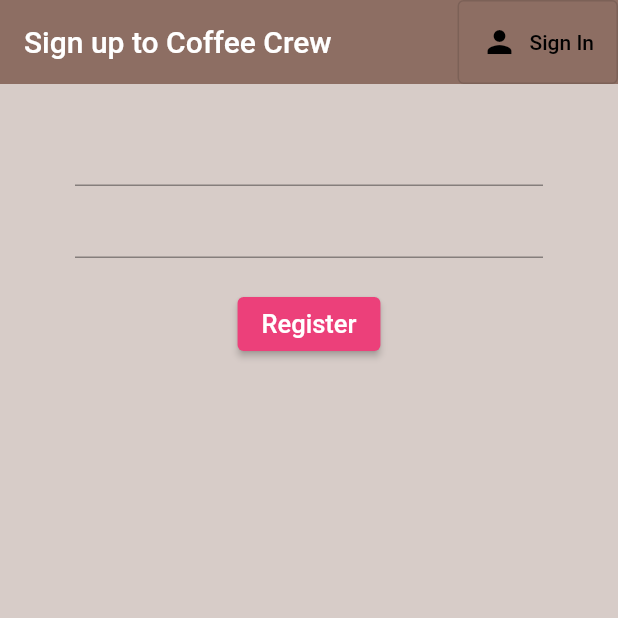
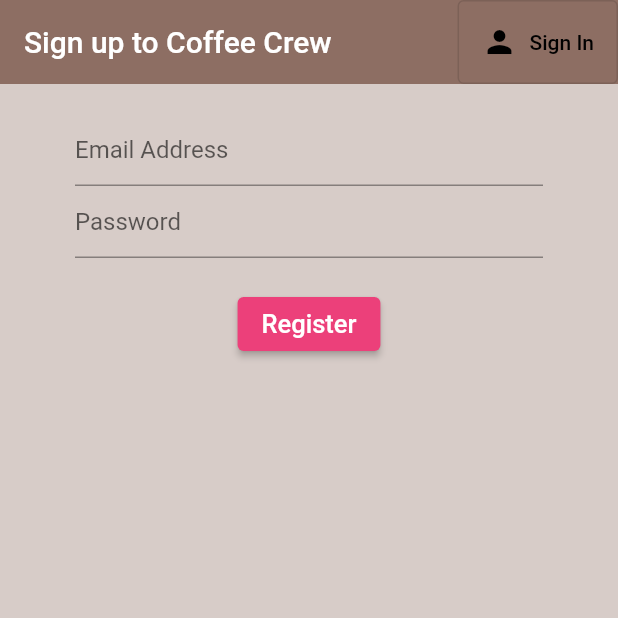
Before and after one commit to dulangakithmini/coffee-tracker, a Flutter app: the screen it shows after launch, after a tap on "Register", on a phone screen of 412 x 824 dp, the top half of it. Run offline on Flutter 3.47's test engine with Material 2 defaults, Android fonts, the phone set to English and light mode, and no system bars; our stand-ins replace firebase_auth, firebase_core; accounts and stored records are empty.

Commit message:
Create a shared file to write common codes and add the code of TextInputDecoration for text fields

```diff
--- a/lib/screens/Authentication/register.dart
+++ b/lib/screens/Authentication/register.dart
@@ -48,6 +48,9 @@ class _RegisterState extends State<Register> {
           child: Column(
             children: [
               TextFormField(
+                decoration: InputDecoration(
+                  hintText: 'Email Address',
+                ),
                 validator: (val) => val.isEmpty ? 'Enter an email' : null,
                 onChanged: (val) {
                   setState(() {
@@ -56,6 +59,9 @@ class _RegisterState extends State<Register> {
                 },
               ),
               TextFormField(
+                decoration: InputDecoration(
+                  hintText: 'Password',
+                ),
                 validator: (val) => val.length < 6
                     ? 'Enter a password with at least 7 characters'
                     : null,
--- a/lib/screens/Authentication/sign_in.dart
+++ b/lib/screens/Authentication/sign_in.dart
@@ -47,6 +47,19 @@ class _SignInState extends State<SignIn> {
           child: Column(
             children: [
               TextFormField(
+                decoration: InputDecoration(
+                  hintText: 'Email Address',
+
+                  /// Background colour of the text field
+                  fillColor: Colors.white,
+                  filled: true,
+                  enabledBorder: OutlineInputBorder(
+                    borderSide: BorderSide(color: Colors.white, width: 2.0),
+                  ),
+                  focusedBorder: OutlineInputBorder(
+                    borderSide: BorderSide(color: Colors.pink, width: 2.0),
+                  ),
+                ),
                 validator: (val) => val.isEmpty ? 'Enter an email' : null,
                 onChanged: (val) {
                   setState(() {
@@ -55,6 +68,17 @@ class _SignInState extends State<SignIn> {
                 },
               ),
               TextFormField(
+                decoration: InputDecoration(
+                  hintText: 'Password',
+                  fillColor: Colors.white,
+                  filled: true,
+                  enabledBorder: OutlineInputBorder(
+                    borderSide: BorderSide(color: Colors.white, width: 2.0),
+                  ),
+                  focusedBorder: OutlineInputBorder(
+                    borderSide: BorderSide(color: Colors.pink, width: 2.0),
+                  ),
+                ),
                 validator: (val) => val.isEmpty ? 'Enter an email' : null,
                 onChanged: (val) {
                   setState(() {
@@ -64,11 +88,12 @@ class _SignInState extends State<SignIn> {
                 obscureText: true,
               ),
               SizedBox(height: 20.0),
-              ElevatedButton(
+              Expanded(
+                child: ElevatedButton(
                   child: Text(
                     'Sign in',
                     style: TextStyle(
-                    fontSize: 17,
+                        // fontSize: 17,
                         ),
                   ),
                   style: ElevatedButton.styleFrom(
@@ -76,8 +101,8 @@ class _SignInState extends State<SignIn> {
                   ),
                   onPressed: () async {
                     if (_formKey.currentState.validate()) {
-                    dynamic result =
-                        await _auth.signInWithEmailAndPassword(email, password);
+                      dynamic result = await _auth.signInWithEmailAndPassword(
+                          email, password);
                       if (result == null) {
                         setState(() {
                           error = 'Could not sign in with those credentials';
@@ -85,6 +110,7 @@ class _SignInState extends State<SignIn> {
                       }
                     }
                   },
+                ),
               ),
               SizedBox(
                 height: 12,
--- /dev/null
+++ b/lib/shared/constants.dart
@@ -0,0 +1,13 @@
+import 'package:flutter/material.dart';
+
+const textInputDecoration = InputDecoration(
+  hintText: 'Password',
+  fillColor: Colors.white,
+  filled: true,
+  enabledBorder: OutlineInputBorder(
+    borderSide: BorderSide(color: Colors.white, width: 2.0),
+  ),
+  focusedBorder: OutlineInputBorder(
+    borderSide: BorderSide(color: Colors.pink, width: 2.0),
+  ),
+);
```
Lines whose indentation alone changed are shown as unchanged.
